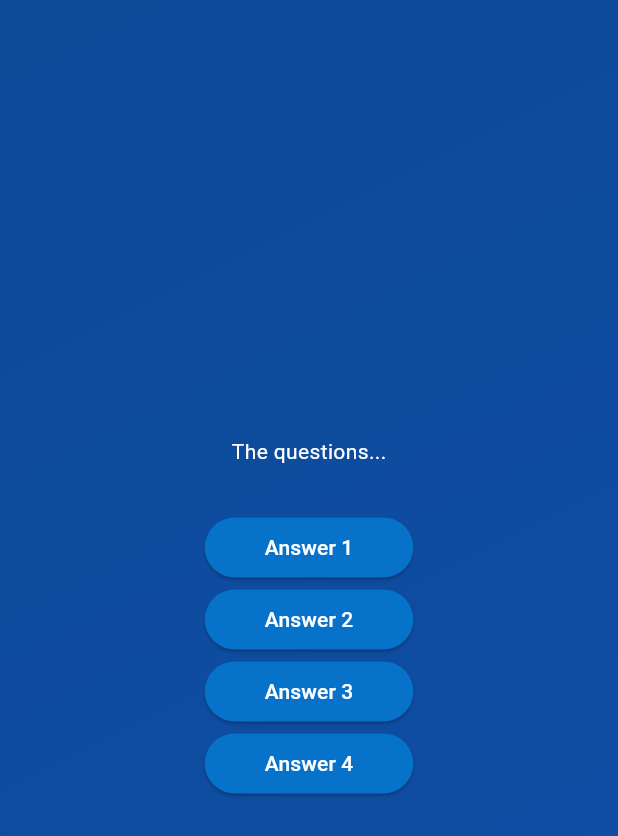
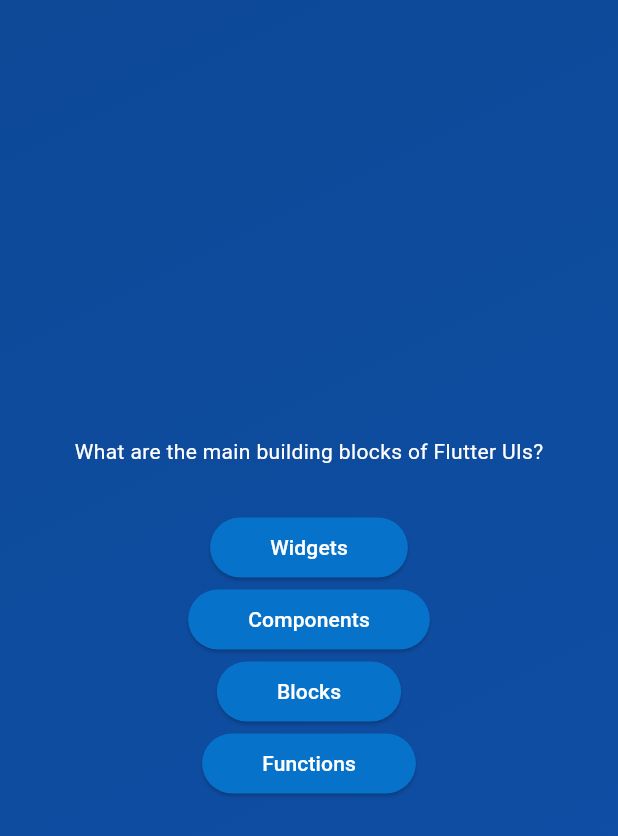
Before and after one commit to HazeyWazy/quiz-app, a Flutter app: the screen it shows after launch, after a tap on "Start Quiz", on a phone screen of 412 x 824 dp. Shown: the top 836 px of the screen. Run offline on Flutter 3.47's test engine with Material 3 defaults, Android fonts, the phone set to English and light mode, and no system bars.

Commit message:
Access questions list elements and object properties

```diff
--- a/lib/questions_screen.dart
+++ b/lib/questions_screen.dart
@@ -1,5 +1,6 @@
 import 'package:flutter/material.dart';
 import 'package:quiz_app/answer_button.dart';
+import 'package:quiz_app/data/questions.dart';
 
 class QuestionsScreen extends StatefulWidget {
   const QuestionsScreen({super.key});
@@ -13,32 +14,34 @@ class QuestionsScreen extends StatefulWidget {
 class _QuestionsScreenState extends State<QuestionsScreen> {
   @override
   Widget build(context) {
+    final currentQuestion = questions[0];
+
     return SizedBox(
       width: double.infinity,
       child: Column(
         mainAxisAlignment: MainAxisAlignment.center,
         children: [
-          const Text(
-            'The questions...',
-            style: TextStyle(
+          Text(
+            currentQuestion.text,
+            style: const TextStyle(
               color: Colors.white,
             ),
           ),
           const SizedBox(height: 30),
           AnswerButton(
-            answerText: 'Answer 1',
+            answerText: currentQuestion.answers[0],
             onTap: () {},
           ),
           AnswerButton(
-            answerText: 'Answer 2',
+            answerText: currentQuestion.answers[1],
             onTap: () {},
           ),
           AnswerButton(
-            answerText: 'Answer 3',
+            answerText: currentQuestion.answers[2],
             onTap: () {},
           ),
           AnswerButton(
-            answerText: 'Answer 4',
+            answerText: currentQuestion.answers[3],
             onTap: () {},
           ),
         ],
```
